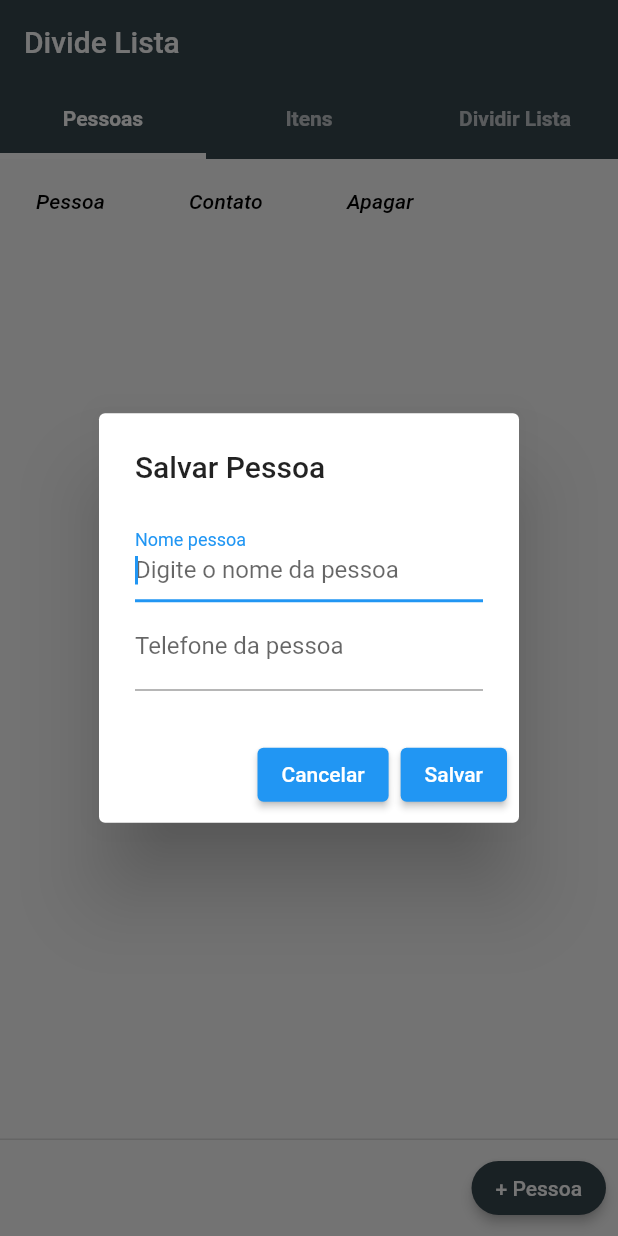
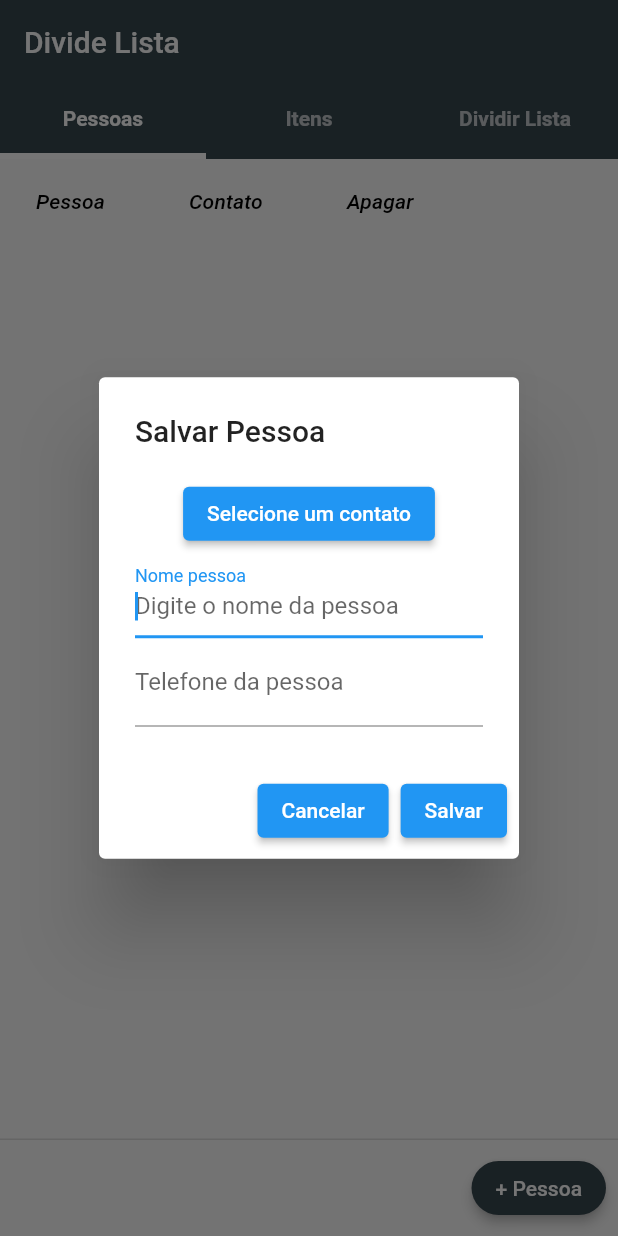
Before and after one commit to GianCarloRumachella/DivideLista, a Flutter app: the screen it shows after launch, after a tap on "+ Pessoa", on a phone screen of 412 x 824 dp. Run offline on Flutter 3.47's test engine with Material 2 defaults, Android fonts, the phone set to English and light mode, and no system bars; our stand-ins replace contacts_service, permission_handler, sqflite; missing offline and left inert: flutter_open_whatsapp; accounts and stored records are empty.

Commit message:
Seleciona contato da lista de contato do telefone

```diff
--- a/lib/CadastroPessoa.dart
+++ b/lib/CadastroPessoa.dart
@@ -1,5 +1,6 @@
 import 'package:app_divide_lista/helper/DBHelper.dart';
 import 'package:app_divide_lista/model/pessoa.dart';
+import 'package:contacts_service/contacts_service.dart';
 import 'package:flutter/material.dart';
 
 class CadastroPessoa extends StatefulWidget {
@@ -20,6 +21,21 @@ class _CadastroPessoaState extends State<CadastroPessoa> {
   List<Map<String, dynamic>> pessoaItemTemporaria = [];
 
   List<String> itens = [];
+  Contact _contact;
+
+  Future<void> _pegaContato() async {
+    try {
+      final Contact contato = await ContactsService.openDeviceContactPicker();
+      setState(() {
+        _contact = contato;
+      });
+      _nomeController.text = _contact.displayName;
+      _telefoneController.text = _contact.phones.first.value;
+      print("${_contact.displayName}: ${_contact.phones.first.value}");
+    } catch (e) {
+      print(e.toString());
+    }
+  }
 
   _exibirCadastro({Pessoa pessoa}) {
     String textoSalvarAtualizar = "";
@@ -39,6 +55,10 @@ class _CadastroPessoaState extends State<CadastroPessoa> {
             content: Column(
               mainAxisSize: MainAxisSize.min,
               children: [
+                ElevatedButton(
+                  child: Text("Selecione um contato"),
+                  onPressed: _pegaContato,
+                ),
                 TextField(
                   controller: _nomeController,
                   keyboardType: TextInputType.text,
@@ -192,7 +212,8 @@ class _CadastroPessoaState extends State<CadastroPessoa> {
           style: ElevatedButton.styleFrom(
             primary: Colors.blueGrey[800],
             elevation: 3,
-          shape: RoundedRectangleBorder(borderRadius: BorderRadius.all(Radius.circular(32))),
+            shape: RoundedRectangleBorder(
+                borderRadius: BorderRadius.all(Radius.circular(32))),
           ),
           onPressed: () {
             _exibirCadastro();
--- a/lib/DivisaoItens.dart
+++ b/lib/DivisaoItens.dart
@@ -67,7 +67,7 @@ class _DivisaoItensState extends State<DivisaoItens> {
             DataCell(
               Icon(Icons.share),
               onTap: () {
-                FlutterOpenWhatsapp.sendSingleMessage("+55${pessoa.telefone}",
+                FlutterOpenWhatsapp.sendSingleMessage("${pessoa.telefone}",
                     "Olá ${pessoa.nome} segue sua lista de itens : ${pessoa.itens}");
               },
             ),
--- a/lib/Home.dart
+++ b/lib/Home.dart
@@ -1,3 +1,4 @@
+import 'package:permission_handler/permission_handler.dart';
 import 'package:app_divide_lista/CadastroItem.dart';
 import 'package:app_divide_lista/CadastroPessoa.dart';
 import 'package:app_divide_lista/DivisaoItens.dart';
@@ -15,6 +16,44 @@ class _HomeState extends State<Home> with SingleTickerProviderStateMixin {
   void initState() {
     super.initState();
     _tabController = TabController(vsync: this, length: 3);
+    _pedirPermissao();
+  }
+
+  Future<void> _pedirPermissao() async {
+    PermissionStatus permissionStatus = await _getPermisaoContatos();
+    if (permissionStatus == PermissionStatus.granted) {
+      final snackBar = SnackBar(
+        content: Text("Permissão Concedia"),
+      );
+      ScaffoldMessenger.of(context).showSnackBar(snackBar);
+    } else {
+      _gerenciarPermissaoInvalida(permissionStatus);
+    }
+  }
+
+  Future<PermissionStatus> _getPermisaoContatos() async {
+    PermissionStatus permissao = await Permission.contacts.status;
+    if (permissao != PermissionStatus.granted &&
+        permissao != PermissionStatus.permanentlyDenied) {
+          PermissionStatus permissionStatus = await Permission.contacts.request();
+          return permissionStatus;
+        }else {
+          return permissao;
+        }
+  }
+
+  void _gerenciarPermissaoInvalida(PermissionStatus permissionStatus) {
+    if (permissionStatus == PermissionStatus.denied) {
+      final snackBar = SnackBar(
+        content: Text("Acesso aos contatos negado"),
+      );
+      ScaffoldMessenger.of(context).showSnackBar(snackBar);
+    } else if (permissionStatus == PermissionStatus.permanentlyDenied) {
+      final snackBar = SnackBar(
+        content: Text("Contatos não disponiveis no dispositivo"),
+      );
+      ScaffoldMessenger.of(context).showSnackBar(snackBar);
+    }
   }
 
   @override
--- a/pubspec.yaml
+++ b/pubspec.yaml
@@ -23,10 +23,10 @@ environment:
 dependencies:
   flutter:
     sdk: flutter
-
+  contacts_service: ^0.6.1
   cupertino_icons: ^1.0.1
   flutter_open_whatsapp: ^0.1.2
-
+  permission_handler: ^8.1.4+1
   sqflite: ^1.3.2+2
 
 dev_dependencies:
```
Also changed, not shown: pubspec.lock, 1 other file.
